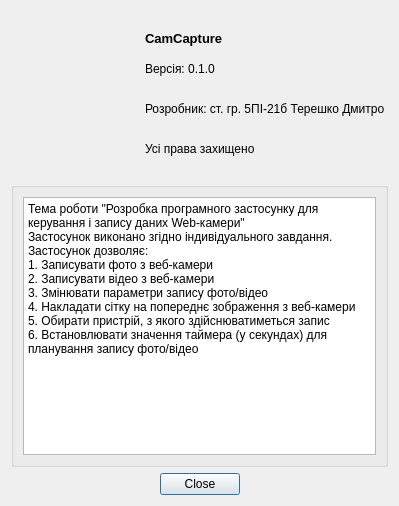
The window that about.ui (foxnukem/CamCapture) describes before a commit, drawn with Qt 5.
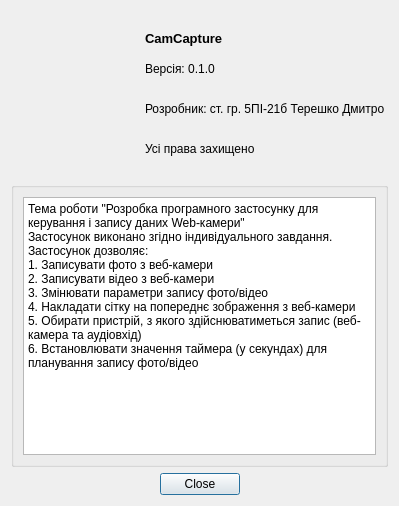
The same window after the commit. Icons and pictures are not drawn.

The edit to the form file:
```diff
--- a/about.ui
+++ b/about.ui
@@ -186,7 +186,7 @@
 &lt;p style=&quot; margin-top:0px; margin-bottom:0px; margin-left:0px; margin-right:0px; -qt-block-indent:0; text-indent:0px;&quot;&gt;2. Записувати відео з веб-камери&lt;/p&gt;
 &lt;p style=&quot; margin-top:0px; margin-bottom:0px; margin-left:0px; margin-right:0px; -qt-block-indent:0; text-indent:0px;&quot;&gt;3. Змінювати параметри запису фото/відео&lt;/p&gt;
 &lt;p style=&quot; margin-top:0px; margin-bottom:0px; margin-left:0px; margin-right:0px; -qt-block-indent:0; text-indent:0px;&quot;&gt;4. Накладати сітку на попереднє зображення з веб-камери&lt;/p&gt;
-&lt;p style=&quot; margin-top:0px; margin-bottom:0px; margin-left:0px; margin-right:0px; -qt-block-indent:0; text-indent:0px;&quot;&gt;5. Обирати пристрій, з якого здійснюватиметься запис&lt;/p&gt;
+&lt;p style=&quot; margin-top:0px; margin-bottom:0px; margin-left:0px; margin-right:0px; -qt-block-indent:0; text-indent:0px;&quot;&gt;5. Обирати пристрій, з якого здійснюватиметься запис (веб-камера та аудіовхід)&lt;/p&gt;
 &lt;p style=&quot; margin-top:0px; margin-bottom:0px; margin-left:0px; margin-right:0px; -qt-block-indent:0; text-indent:0px;&quot;&gt;6. Встановлювати значення таймера (у секундах) для планування запису фото/відео&lt;/p&gt;&lt;/body&gt;&lt;/html&gt;</string>
           </property>
          </widget>
```
Left out of the diff: 4 changed lines with no effect on the pictures.
